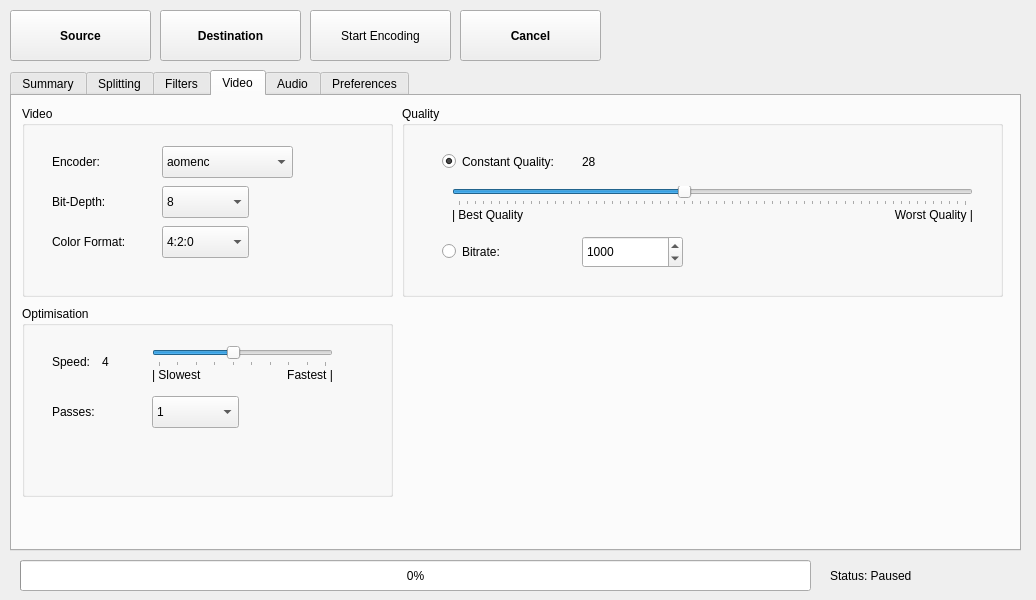
Alkl58/NotEnoughAV1Encodes-Qt, file NotEnoughAV1Encodes-Qt/form.ui: the form before one commit.
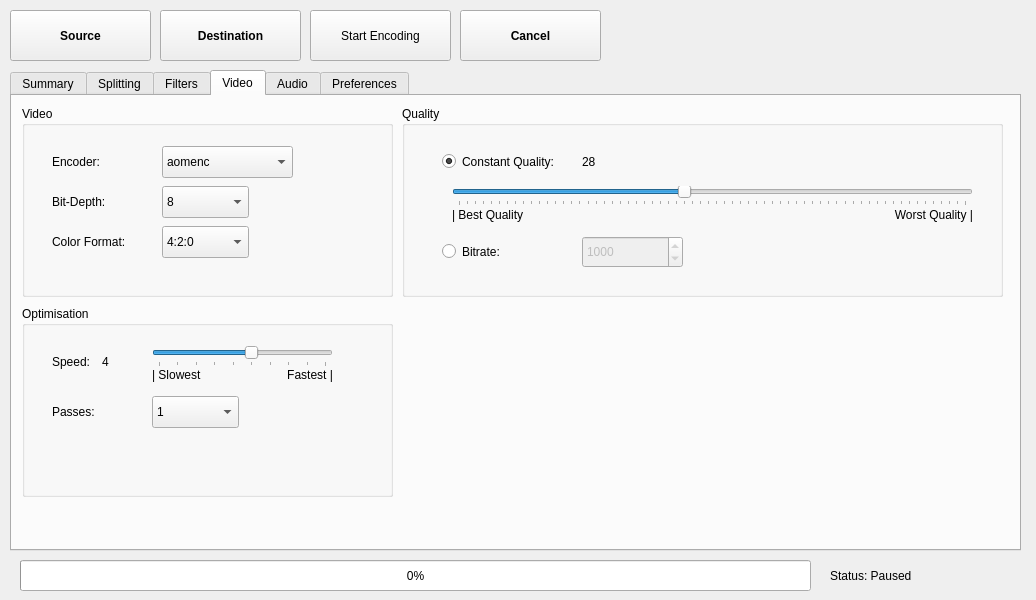
The form after the commit. The open tabs and pages were chosen to show the change. Icons and pictures are not drawn.

Commit message: Add Basic rav1e support

What changed in the file:
```diff
--- a/NotEnoughAV1Encodes-Qt/form.ui
+++ b/NotEnoughAV1Encodes-Qt/form.ui
@@ -941,8 +941,11 @@
       <property name="maximum">
        <number>9</number>
       </property>
+      <property name="value">
+       <number>5</number>
+      </property>
       <property name="sliderPosition">
-       <number>4</number>
+       <number>5</number>
       </property>
       <property name="orientation">
        <enum>Qt::Horizontal</enum>
@@ -1113,6 +1116,9 @@
       </property>
      </widget>
      <widget class="QSpinBox" name="spinBoxVBR">
+      <property name="enabled">
+       <bool>false</bool>
+      </property>
       <property name="geometry">
        <rect>
         <x>180</x>
```
Left out of the diff: 4 changed lines with no effect on the pictures. The commit also changes 1 other file.
